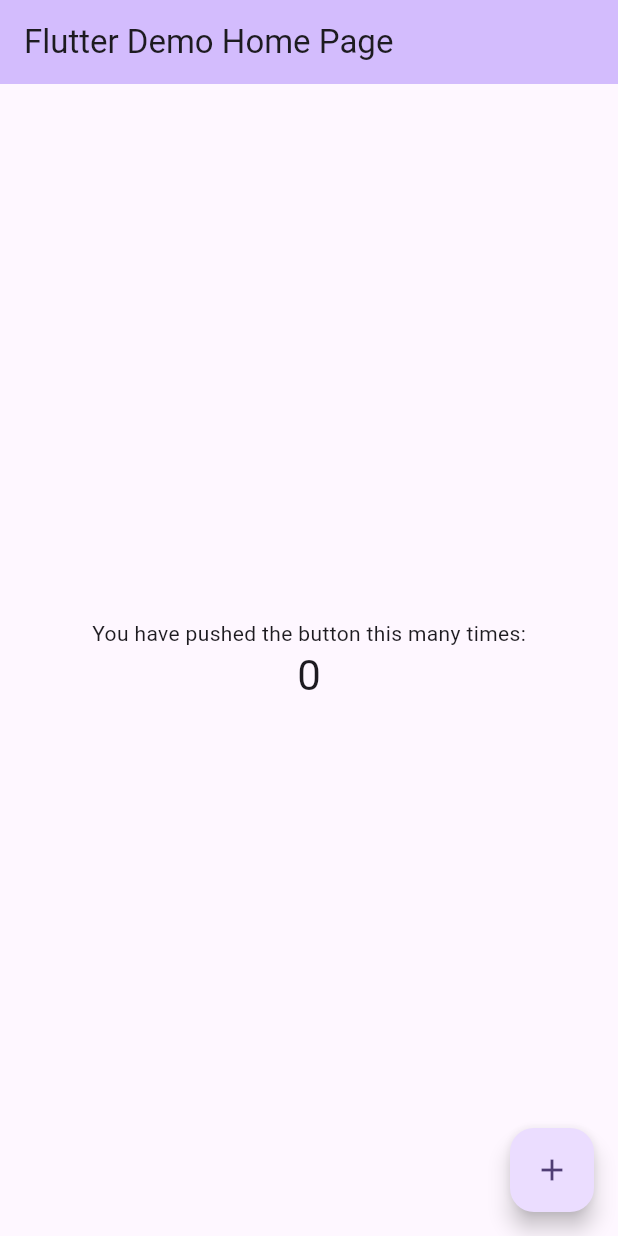
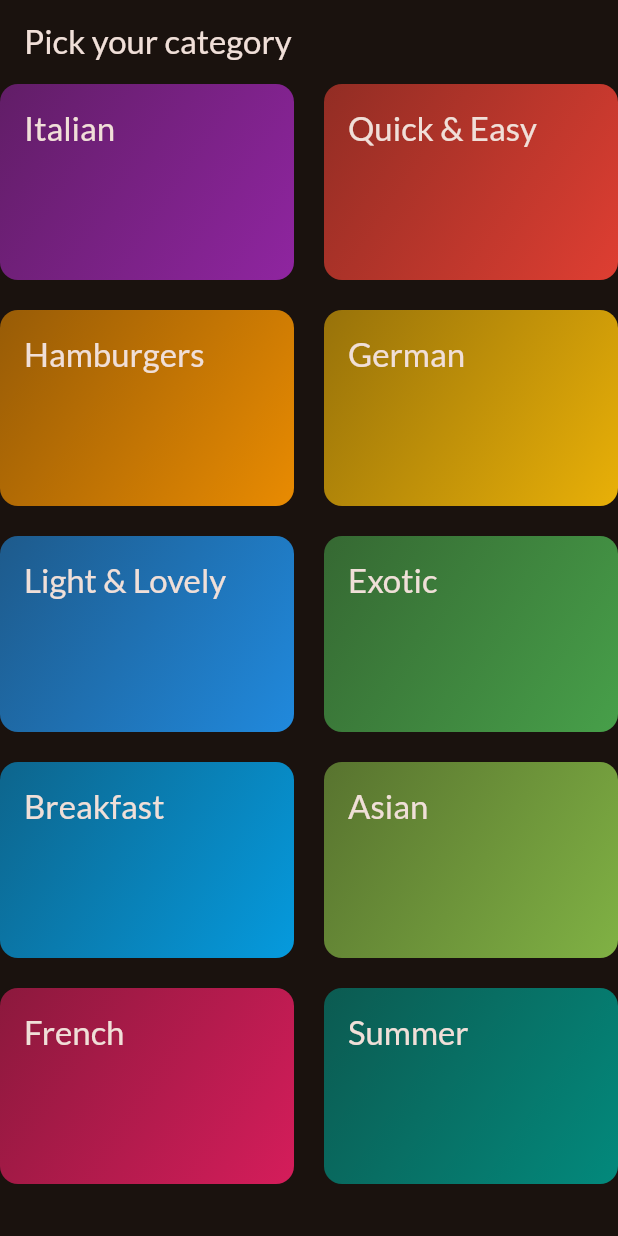
Before and after one commit to tddang4103/meals_app, a Flutter app: the screen it shows after launch, on a phone screen of 412 x 824 dp. Run offline on Flutter 3.47's test engine with Material 3 defaults, Android fonts, the phone set to English and light mode, and no system bars; our stand-ins replace google_fonts.

Commit message:
Add gridview and data

```diff
--- a/analysis_options.yaml
+++ b/analysis_options.yaml
@@ -23,6 +23,7 @@ linter:
   rules:
     # avoid_print: false  # Uncomment to disable the `avoid_print` rule
     # prefer_single_quotes: true  # Uncomment to enable the `prefer_single_quotes` rule
-
+    - prefer_const_constructors
+    - prefer_const_literals_to_create_immutables
 # Additional information about this file can be found at
 # https://dart.dev/guides/language/analysis-options
--- /dev/null
+++ b/lib/categories.dart
@@ -0,0 +1,29 @@
+import 'package:flutter/material.dart';
+import 'package:meals_app/category_grid_item.dart';
+import 'package:meals_app/data/dummy_data.dart';
+import 'package:meals_app/models/category.dart';
+
+class CategoriesScreen extends StatelessWidget {
+  const CategoriesScreen({super.key});
+
+  final List<Category> categories = availableCategories;
+
+  @override
+  Widget build(BuildContext context) {
+    return Scaffold(
+      appBar: AppBar(title: Text('Pick your category')),
+      body: GridView(
+        gridDelegate: const SliverGridDelegateWithFixedCrossAxisCount(
+          crossAxisCount: 2,
+          childAspectRatio: 3 / 2,
+          crossAxisSpacing: 20,
+          mainAxisSpacing: 20,
+        ),
+        children: [
+          for (final category in categories)
+            CategoryGridItem(category: category),
+        ],
+      ),
+    );
+  }
+}
--- /dev/null
+++ b/lib/category_grid_item.dart
@@ -0,0 +1,32 @@
+import 'package:flutter/material.dart';
+import 'package:meals_app/models/category.dart';
+
+class CategoryGridItem extends StatelessWidget {
+  const CategoryGridItem({super.key, required this.category});
+
+  final Category category;
+
+  @override
+  Widget build(BuildContext context) {
+    return Container(
+      padding: const EdgeInsets.all(16),
+      decoration: BoxDecoration(
+        borderRadius: BorderRadius.circular(12),
+        gradient: LinearGradient(
+          colors: [
+            category.color.withOpacity(0.55),
+            category.color.withOpacity(0.9),
+          ],
+          begin: Alignment.topLeft,
+          end: Alignment.bottomRight,
+        ),
+      ),
+      child: Text(
+        category.title,
+        style: Theme.of(context).textTheme.titleLarge!.copyWith(
+          color: Theme.of(context).colorScheme.onBackground,
+        ),
+      ),
+    );
+  }
+}
--- /dev/null
+++ b/lib/data/dummy_data.dart
@@ -0,0 +1,15 @@
+import 'package:flutter/material.dart';
+import 'package:meals_app/models/category.dart';
+
+const availableCategories = [
+  Category(id: 'c1', title: 'Italian', color: Colors.purple),
+  Category(id: 'c2', title: 'Quick & Easy', color: Colors.red),
+  Category(id: 'c3', title: 'Hamburgers', color: Colors.orange),
+  Category(id: 'c4', title: 'German', color: Colors.amber),
+  Category(id: 'c5', title: 'Light & Lovely', color: Colors.blue),
+  Category(id: 'c6', title: 'Exotic', color: Colors.green),
+  Category(id: 'c7', title: 'Breakfast', color: Colors.lightBlue),
+  Category(id: 'c8', title: 'Asian', color: Colors.lightGreen),
+  Category(id: 'c9', title: 'French', color: Colors.pink),
+  Category(id: 'c10', title: 'Summer', color: Colors.teal),
+];
--- a/lib/main.dart
+++ b/lib/main.dart
@@ -1,122 +1,30 @@
 import 'package:flutter/material.dart';
+import 'package:google_fonts/google_fonts.dart';
+import 'package:meals_app/categories.dart';
+
+final theme = ThemeData(
+  useMaterial3: true,
+  colorScheme: ColorScheme.fromSeed(
+    brightness: Brightness.dark,
+    seedColor: const Color.fromARGB(255, 131, 51, 0),
+  ),
+  textTheme: GoogleFonts.latoTextTheme(),
+);
 
 void main() {
-  runApp(const MyApp());
+  runApp(const App());
 }
 
-class MyApp extends StatelessWidget {
-  const MyApp({super.key});
+class App extends StatelessWidget {
+  const App({super.key});
 
-  // This widget is the root of your application.
   @override
   Widget build(BuildContext context) {
     return MaterialApp(
-      title: 'Flutter Demo',
-      theme: ThemeData(
-        // This is the theme of your application.
-        //
-        // TRY THIS: Try running your application with "flutter run". You'll see
-        // the application has a purple toolbar. Then, without quitting the app,
-        // try changing the seedColor in the colorScheme below to Colors.green
-        // and then invoke "hot reload" (save your changes or press the "hot
-        // reload" button in a Flutter-supported IDE, or press "r" if you used
-        // the command line to start the app).
-        //
-        // Notice that the counter didn't reset back to zero; the application
-        // state is not lost during the reload. To reset the state, use hot
-        // restart instead.
-        //
-        // This works for code too, not just values: Most code changes can be
-        // tested with just a hot reload.
-        colorScheme: ColorScheme.fromSeed(seedColor: Colors.deepPurple),
-      ),
-      home: const MyHomePage(title: 'Flutter Demo Home Page'),
+      theme: theme,
+
+      debugShowCheckedModeBanner: false,
+      home: const CategoriesScreen(),
     );
   }
 }
-
-class MyHomePage extends StatefulWidget {
-  const MyHomePage({super.key, required this.title});
-
-  // This widget is the home page of your application. It is stateful, meaning
-  // that it has a State object (defined below) that contains fields that affect
-  // how it looks.
-
-  // This class is the configuration for the state. It holds the values (in this
-  // case the title) provided by the parent (in this case the App widget) and
-  // used by the build method of the State. Fields in a Widget subclass are
-  // always marked "final".
-
-  final String title;
-
-  @override
-  State<MyHomePage> createState() => _MyHomePageState();
-}
-
-class _MyHomePageState extends State<MyHomePage> {
-  int _counter = 0;
-
-  void _incrementCounter() {
-    setState(() {
-      // This call to setState tells the Flutter framework that something has
-      // changed in this State, which causes it to rerun the build method below
-      // so that the display can reflect the updated values. If we changed
-      // _counter without calling setState(), then the build method would not be
-      // called again, and so nothing would appear to happen.
-      _counter++;
-    });
-  }
-
-  @override
-  Widget build(BuildContext context) {
-    // This method is rerun every time setState is called, for instance as done
-    // by the _incrementCounter method above.
-    //
-    // The Flutter framework has been optimized to make rerunning build methods
-    // fast, so that you can just rebuild anything that needs updating rather
-    // than having to individually change instances of widgets.
-    return Scaffold(
-      appBar: AppBar(
-        // TRY THIS: Try changing the color here to a specific color (to
-        // Colors.amber, perhaps?) and trigger a hot reload to see the AppBar
-        // change color while the other colors stay the same.
-        backgroundColor: Theme.of(context).colorScheme.inversePrimary,
-        // Here we take the value from the MyHomePage object that was created by
-        // the App.build method, and use it to set our appbar title.
-        title: Text(widget.title),
-      ),
-      body: Center(
-        // Center is a layout widget. It takes a single child and positions it
-        // in the middle of the parent.
-        child: Column(
-          // Column is also a layout widget. It takes a list of children and
-          // arranges them vertically. By default, it sizes itself to fit its
-          // children horizontally, and tries to be as tall as its parent.
-          //
-          // Column has various properties to control how it sizes itself and
-          // how it positions its children. Here we use mainAxisAlignment to
-          // center the children vertically; the main axis here is the vertical
-          // axis because Columns are vertical (the cross axis would be
-          // horizontal).
-          //
-          // TRY THIS: Invoke "debug painting" (choose the "Toggle Debug Paint"
-          // action in the IDE, or press "p" in the console), to see the
-          // wireframe for each widget.
-          mainAxisAlignment: MainAxisAlignment.center,
-          children: <Widget>[
-            const Text('You have pushed the button this many times:'),
-            Text(
-              '$_counter',
-              style: Theme.of(context).textTheme.headlineMedium,
-            ),
-          ],
-        ),
-      ),
-      floatingActionButton: FloatingActionButton(
-        onPressed: _incrementCounter,
-        tooltip: 'Increment',
-        child: const Icon(Icons.add),
-      ), // This trailing comma makes auto-formatting nicer for build methods.
-    );
-  }
-}
--- /dev/null
+++ b/lib/models/category.dart
@@ -0,0 +1,8 @@
+import 'package:flutter/material.dart';
+
+class Category {
+  const Category({required this.id, required this.title, required this.color});
+  final String id;
+  final String title;
+  final Color color;
+}
--- a/pubspec.yaml
+++ b/pubspec.yaml
@@ -34,6 +34,8 @@ dependencies:
   # The following adds the Cupertino Icons font to your application.
   # Use with the CupertinoIcons class for iOS style icons.
   cupertino_icons: ^1.0.8
+  intl: ^0.20.2
+  google_fonts: ^6.2.1
 
 dev_dependencies:
   flutter_test:
```
Also changed, not shown: pubspec.lock, 2 other files.
